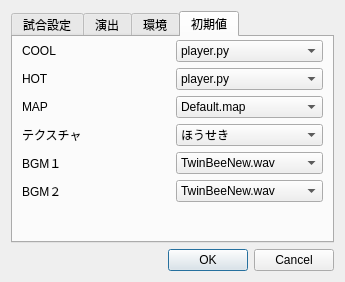
This is src/SettingDialog.ui in U15-Ichinoseki/U15-server as Qt 5 draws it before an edit. The edited form follows.
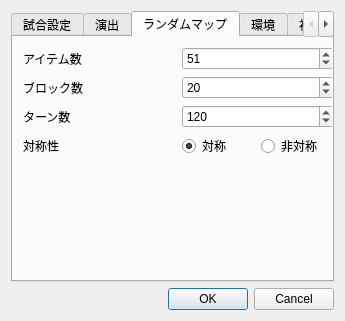
This is the edited form.

Commit message: SettingDialogにランダムマップのパラメータを設定機能を追加

Patch:
```diff
--- a/src/SettingDialog.ui
+++ b/src/SettingDialog.ui
@@ -7,7 +7,7 @@
     <x>0</x>
     <y>0</y>
     <width>345</width>
-    <height>282</height>
+    <height>321</height>
    </rect>
   </property>
   <property name="windowTitle">
@@ -17,7 +17,7 @@
    <item>
     <widget class="QTabWidget" name="tabWidget">
      <property name="currentIndex">
-      <number>3</number>
+      <number>2</number>
      </property>
      <widget class="QWidget" name="tab">
       <attribute name="title">
@@ -282,6 +282,142 @@
        </layout>
       </widget>
      </widget>
+     <widget class="QWidget" name="tab_5">
+      <attribute name="title">
+       <string>ランダムマップ</string>
+      </attribute>
+      <widget class="QWidget" name="gridLayoutWidget_3">
+       <property name="geometry">
+        <rect>
+         <x>10</x>
+         <y>10</y>
+         <width>311</width>
+         <height>181</height>
+        </rect>
+       </property>
+       <layout class="QGridLayout" name="gridLayout_5">
+        <item row="2" column="1">
+         <widget class="QSpinBox" name="Default_TurnNum">
+          <property name="whatsThis">
+           <string>ゲームの進行速度です。</string>
+          </property>
+          <property name="minimum">
+           <number>0</number>
+          </property>
+          <property name="maximum">
+           <number>10000</number>
+          </property>
+          <property name="singleStep">
+           <number>1</number>
+          </property>
+          <property name="value">
+           <number>120</number>
+          </property>
+         </widget>
+        </item>
+        <item row="2" column="0">
+         <widget class="QLabel" name="label_21">
+          <property name="text">
+           <string>ターン数</string>
+          </property>
+         </widget>
+        </item>
+        <item row="0" column="0">
+         <widget class="QLabel" name="label_24">
+          <property name="text">
+           <string>アイテム数</string>
+          </property>
+         </widget>
+        </item>
+        <item row="1" column="0">
+         <widget class="QLabel" name="label_20">
+          <property name="text">
+           <string>ブロック数</string>
+          </property>
+         </widget>
+        </item>
+        <item row="0" column="1">
+         <widget class="QSpinBox" name="Default_ItemNum">
+          <property name="whatsThis">
+           <string>ゲームの進行速度です。</string>
+          </property>
+          <property name="minimum">
+           <number>0</number>
+          </property>
+          <property name="maximum">
+           <number>10000</number>
+          </property>
+          <property name="singleStep">
+           <number>1</number>
+          </property>
+          <property name="value">
+           <number>51</number>
+          </property>
+         </widget>
+        </item>
+        <item row="1" column="1">
+         <widget class="QSpinBox" name="Default_BlockNum">
+          <property name="whatsThis">
+           <string>ゲームの進行速度です。</string>
+          </property>
+          <property name="minimum">
+           <number>0</number>
+          </property>
+          <property name="maximum">
+           <number>10000</number>
+          </property>
+          <property name="singleStep">
+           <number>1</number>
+          </property>
+          <property name="value">
+           <number>20</number>
+          </property>
+         </widget>
+        </item>
+        <item row="3" column="0">
+         <widget class="QLabel" name="label_22">
+          <property name="text">
+           <string>対称性</string>
+          </property>
+         </widget>
+        </item>
+        <item row="3" column="1">
+         <layout class="QHBoxLayout" name="horizontalLayout_2">
+          <item>
+           <widget class="QRadioButton" name="MirrorMap">
+            <property name="text">
+             <string>対称</string>
+            </property>
+            <property name="checked">
+             <bool>true</bool>
+            </property>
+           </widget>
+          </item>
+          <item>
+           <widget class="QRadioButton" name="NonMirrorMap">
+            <property name="text">
+             <string>非対称</string>
+            </property>
+           </widget>
+          </item>
+         </layout>
+        </item>
+        <item row="4" column="0">
+         <spacer name="verticalSpacer_5">
+          <property name="orientation">
+           <enum>Qt::Orientation::Vertical</enum>
+          </property>
+          <property name="sizeHint" stdset="0">
+           <size>
+            <width>20</width>
+            <height>40</height>
+           </size>
+          </property>
+         </spacer>
+        </item>
+       </layout>
+      </widget>
+     </widget>
      <widget class="QWidget" name="tab_3">
       <attribute name="title">
        <string>環境</string>
```
Left out of the diff: 154 changed lines with no effect on the pictures. The commit also changes 6 other files.
